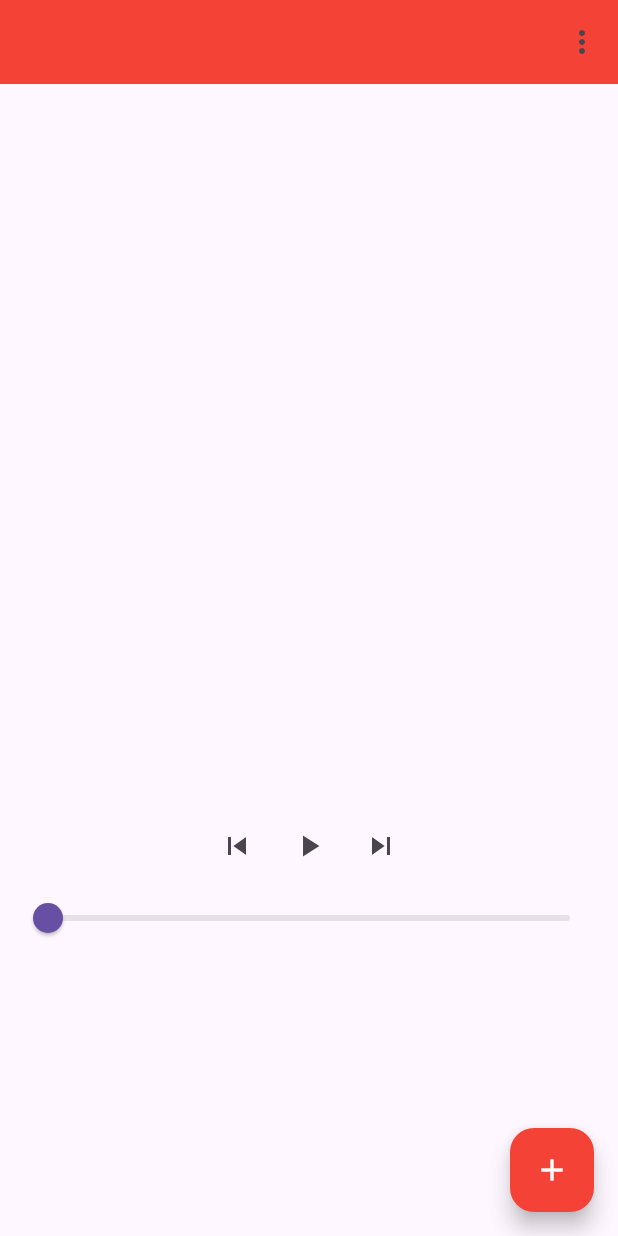
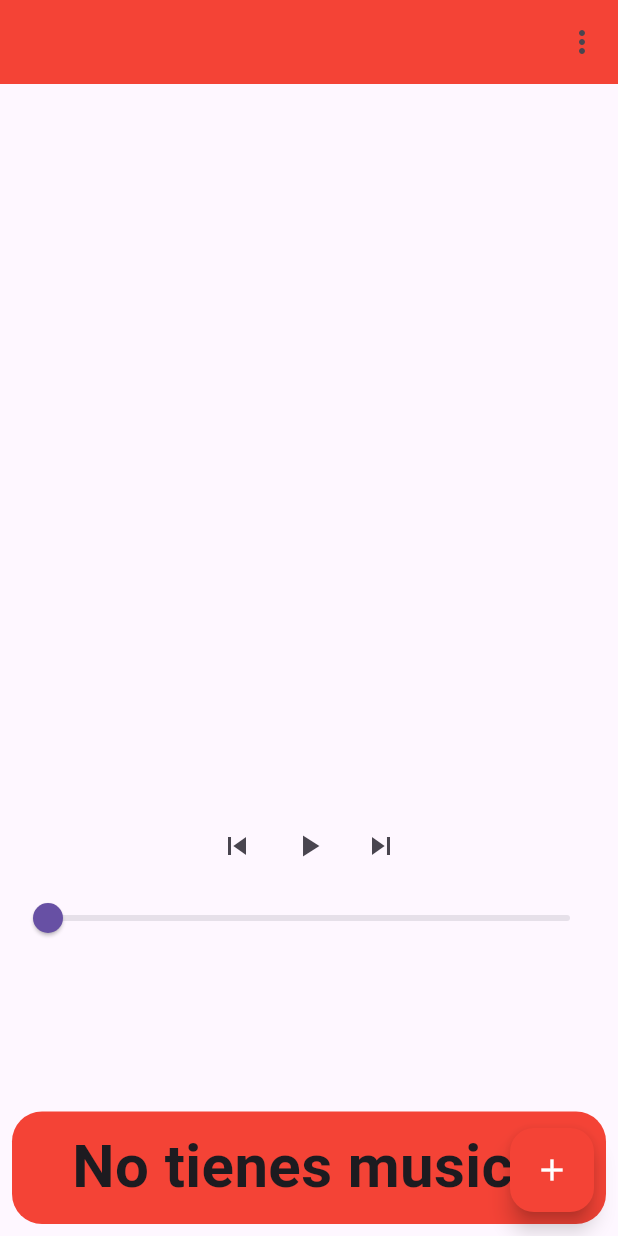
Before and after one commit to Edruby1/AppMusicLocal, a Flutter app: the screen it shows after launch, after a tap on the "play arrow" icon, on a phone screen of 412 x 824 dp. Run offline on Flutter 3.47's test engine with Material 3 defaults, Android fonts, the phone set to English and light mode, and no system bars; our stand-ins replace file_picker, hive, hive_flutter, just_audio, permission_handler; accounts and stored records are empty.

Commit message:
changes in UI and bugs resolved

```diff
--- a/lib/features/Library/repository/FileRepository.dart
+++ b/lib/features/Library/repository/FileRepository.dart
@@ -4,12 +4,14 @@ import 'dart:math';
 import 'package:app_local_music/core/logger/AppError.dart';
 import 'package:app_local_music/core/logger/AppLogger.dart';
 import 'package:app_local_music/features/Library/models/FileModel.dart';
+import 'package:flutter/material.dart';
 import 'package:path/path.dart' as p;
 import 'package:hive_flutter/adapters.dart';
 import 'package:uuid/uuid.dart';
 
 class FileRepository {
   static final Box<FileModel> _box = Hive.box<FileModel>("files");
+  static ValueNotifier<List<FileModel>> music = ValueNotifier([]);
 
   static Future<List<FileModel>> getAllFiles() async {
     final List<FileModel> files = _box.values.toList();
@@ -36,12 +38,14 @@ class FileRepository {
       path: path,
     );
     await _box.add(file);
+    music.value = [...music.value, file];
   }
 
   static Future<void> deleteFile(String id) async {
     for (final file in _box.values) {
       if (file.id == id) {
         await _box.delete(file);
+        music.value.remove(file);
         break;
       }
       throw AppError(msj: "El archivo no se encontro");
@@ -64,6 +68,7 @@ class FileRepository {
           path: path ?? file.path,
         );
         await _box.put(key, updated);
+        music.value[key] = updated;
         break;
       }
     }
@@ -87,6 +92,11 @@ class FileRepository {
   }
 
   static Future<void> clearAllFiles() async {
+    music.value.clear();
     await _box.clear();
   }
+
+  static Future<void> init() async {
+    music.value = await getAllFiles();
+  }
 }
--- a/lib/features/Library/services/MusicManager.dart
+++ b/lib/features/Library/services/MusicManager.dart
@@ -34,6 +34,10 @@ class MusicManager {
         play();
       }
     });
+  }
+
+  static void changeState({required MusicStatus newStatus}) {
+    _status = newStatus;
   }
 
   static void _addNewSongToList(String id) {
--- a/lib/features/player/screens/playerScreen.dart
+++ b/lib/features/player/screens/playerScreen.dart
@@ -1,13 +1,9 @@
-import 'package:app_local_music/core/widgets/SongsWidget.dart';
-import 'package:app_local_music/features/Library/models/FileModel.dart';
 import 'package:app_local_music/features/Library/repository/FileRepository.dart';
-import 'package:app_local_music/features/Library/services/MusicManager.dart';
 import 'package:app_local_music/features/player/widgets/ButtonsNavigateSoundsWidget.dart';
 import 'package:app_local_music/features/player/widgets/MusicListWidget.dart';
 import 'package:app_local_music/features/player/widgets/ProgressSongWidget.dart';
 import 'package:file_picker/file_picker.dart';
 import 'package:flutter/material.dart';
-import 'package:permission_handler/permission_handler.dart';
 
 class PlayerScreen extends StatefulWidget {
   const PlayerScreen({super.key});
--- a/lib/features/player/widgets/ButtonsNavigateSoundsWidget.dart
+++ b/lib/features/player/widgets/ButtonsNavigateSoundsWidget.dart
@@ -12,7 +12,6 @@ class ButtonsNavigateSoundsWidget extends StatefulWidget {
 
 class _ButtonsNavigateSoundsWidgetState
     extends State<ButtonsNavigateSoundsWidget> {
-  MusicStatus status = MusicStatus.stopped;
   @override
   Widget build(BuildContext context) {
     return SizedBox(
@@ -28,25 +27,19 @@ class _ButtonsNavigateSoundsWidgetState
           ),
           IconButton(
             onPressed: () async {
-              if (status == MusicStatus.playing) {
+              if (MusicManager.status == MusicStatus.playing) {
                 await MusicManager.pause();
-                setState(() {
-                  status = MusicStatus.paused;
-                });
-              } else if (status == MusicStatus.paused) {
+                MusicManager.changeState(newStatus: MusicStatus.paused);
+              } else if (MusicManager.status == MusicStatus.paused) {
                 await MusicManager.resume();
-                setState(() {
-                  status = MusicStatus.playing;
-                });
+                MusicManager.changeState(newStatus: MusicStatus.playing);
               } else {
                 final statusPermission = await Permission.audio.request();
                 if (statusPermission == PermissionStatus.granted) {
                   MusicManager.play();
                   await Future.delayed(const Duration(milliseconds: 500));
-                  setState(() {
-                    if (!MusicManager.isPlaying) return;
-                    status = MusicStatus.playing;
-                  });
+                  if (!MusicManager.isPlaying) return;
+                  MusicManager.changeState(newStatus: MusicStatus.playing);
                 }
               }
             },
--- a/lib/features/player/widgets/MusicListWidget.dart
+++ b/lib/features/player/widgets/MusicListWidget.dart
@@ -1,3 +1,5 @@
+import 'dart:io';
+
 import 'package:app_local_music/core/widgets/SongsWidget.dart';
 import 'package:app_local_music/features/Library/models/FileModel.dart';
 import 'package:app_local_music/features/Library/repository/FileRepository.dart';
@@ -11,32 +13,103 @@ class MusicListWidget extends StatefulWidget {
 }
 
 class _MusicListWidgetState extends State<MusicListWidget> {
+  final DraggableScrollableController controller =
+      DraggableScrollableController();
+
+  bool isStretch = false;
+
   @override
   Widget build(BuildContext context) {
     return SizedBox(
       width: double.infinity,
-      child: FutureBuilder(
-        future: FileRepository.getAllFiles(),
-        builder: (context, snapshot) {
-          if (snapshot.connectionState == ConnectionState.done) {
-            final List<FileModel> music = snapshot.data ?? [];
+      child: ValueListenableBuilder(
+        valueListenable: FileRepository.music,
+        builder: (context, music, _) {
+          if (music.isEmpty) {
+            return Align(
+              alignment: AlignmentGeometry.bottomEnd,
+              child: SizedBox(
+                height: 75,
+                width: double.infinity,
+                child: Container(
+                  clipBehavior: Clip.antiAlias,
+                  decoration: BoxDecoration(
+                    color: Colors.red,
+                    borderRadius: BorderRadius.all(Radius.circular(20)),
+                  ),
+                  child: Padding(
+                    padding: const EdgeInsets.all(8.0),
+                    child: const Text(
+                      "No tienes musica",
+                      textAlign: TextAlign.center,
+                      style: TextStyle(
+                        fontSize: 40,
+                        fontWeight: FontWeight.bold,
+                      ),
+                    ),
+                  ),
+                ),
+              ),
+            );
+          }
           return DraggableScrollableSheet(
+            controller: controller,
             initialChildSize: 0.1,
             minChildSize: 0.1,
-              maxChildSize: 0.5,
+            maxChildSize: 0.3,
             builder: (context, scrollController) {
-                return ListView.builder(
+              return Container(
+                decoration: BoxDecoration(
+                  color: Colors.red,
+                  borderRadius: const BorderRadius.all(Radius.circular(20)),
+                ),
+                clipBehavior: Clip.antiAlias,
+                child: ListView.builder(
                   controller: scrollController,
-                  itemCount: music.length,
+                  itemCount: music.length + 1,
                   itemBuilder: (context, index) {
-                    return SongsWidget(song: music[index]);
+                    if (index == 0) {
+                      return Padding(
+                        padding: const EdgeInsets.all(8.0),
+                        child: Column(
+                          children: [
+                            Padding(
+                              padding: const EdgeInsets.only(top: 4.0),
+                              child: Container(
+                                height: 4,
+                                width: 250,
+                                decoration: BoxDecoration(
+                                  color: Colors.black,
+                                  borderRadius: BorderRadius.all(
+                                    Radius.circular(20),
+                                  ),
+                                ),
+                              ),
+                            ),
+                            const Text(
+                              "Tu musica",
+                              textAlign: TextAlign.center,
+                              style: TextStyle(
+                                fontSize: 38,
+                                fontWeight: FontWeight.bold,
+                              ),
+                            ),
+                          ],
+                        ),
+                      );
+                    }
+                    return Padding(
+                      padding: const EdgeInsets.only(left: 8, right: 8),
+                      child: SongsWidget(
+                        song: music[index - 1],
+                        controler: controller,
+                      ),
+                    );
                   },
+                ),
               );
             },
           );
-          } else {
-            return CircularProgressIndicator();
-          }
         },
       ),
     );
--- a/lib/features/player/widgets/ProgressSongWidget.dart
+++ b/lib/features/player/widgets/ProgressSongWidget.dart
@@ -38,6 +38,7 @@ class _ProgressSongWidgetState extends State<ProgressSongWidget> {
       max: duration?.inMilliseconds.toDouble() ?? 1,
 
       onChanged: (v) {
+        if (MusicManager.status == MusicStatus.stopped) return;
         setState(() {
           isDragging = true;
           sliderValue = v;
--- a/lib/presentation/screens/AppLoader.dart
+++ b/lib/presentation/screens/AppLoader.dart
@@ -28,6 +28,8 @@ class _AppLoaderState extends State<AppLoader> {
 
     await Hive.openBox<FileModel>("files");
 
+    FileRepository.init();
+
     //await FileRepository.clearAllFiles();
 
     await MusicManager.init();
```
Also changed, not shown: lib/core/widgets/SongsWidget.dart (+11 -2 lines). Lines whose indentation alone changed are shown as unchanged.
